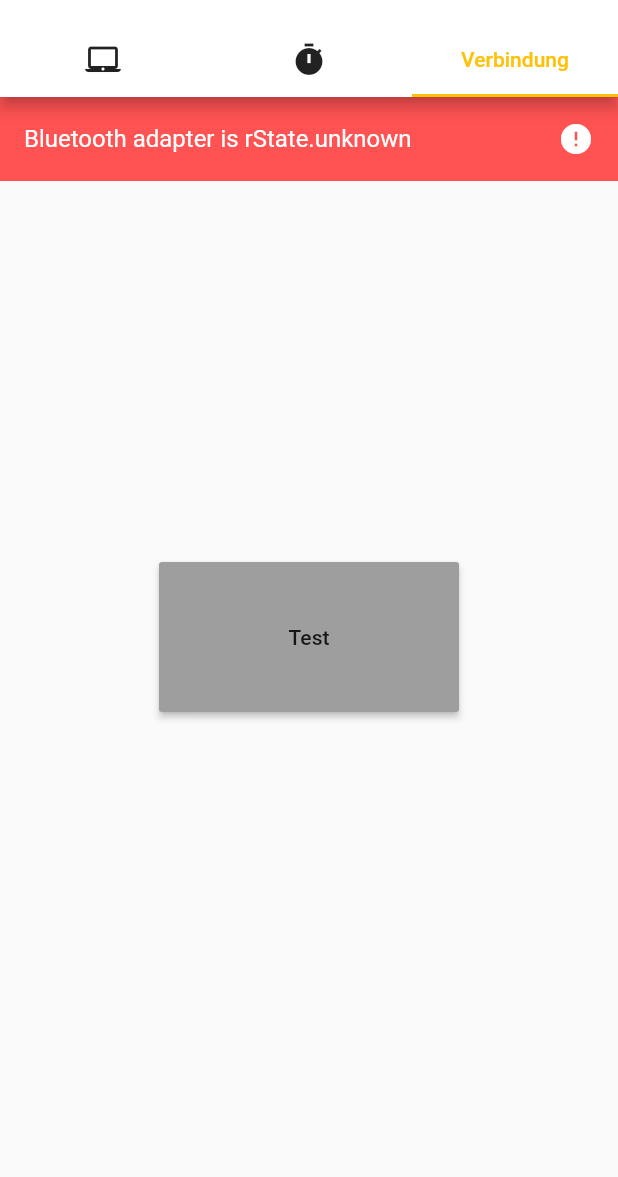
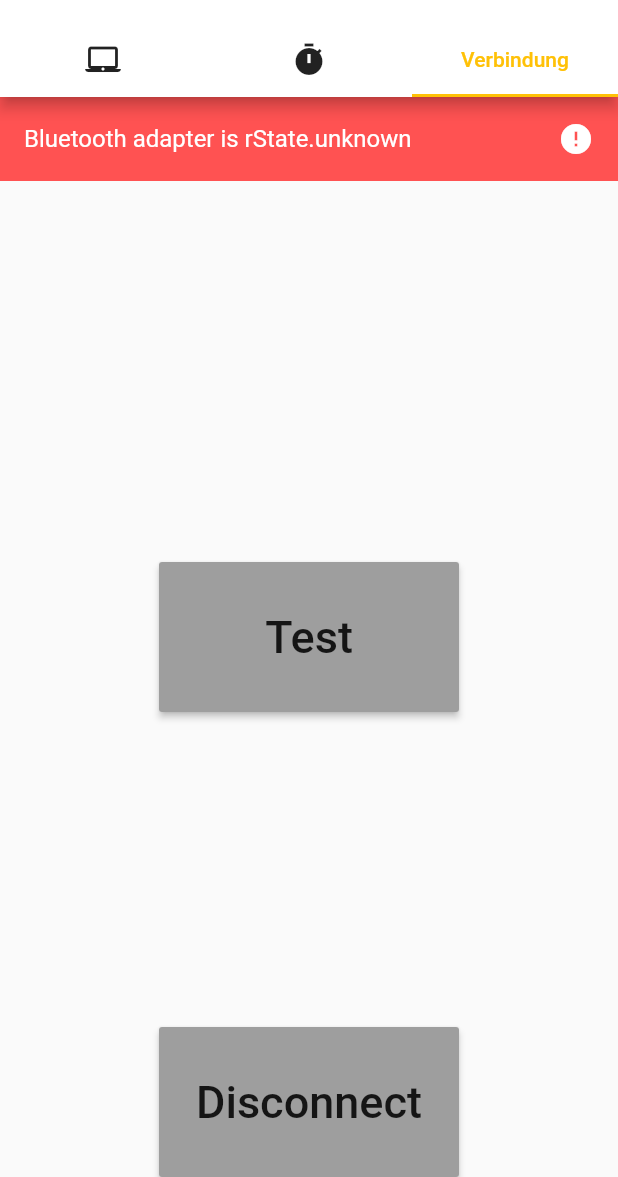
Before and after one commit to koehlerfelix/Wearable, a Flutter app: the screen it shows after launch, tab 3 chosen, on a phone screen of 412 x 824 dp, the part 59-1236 px from its top. Run offline on Flutter 3.47's test engine with Material 2 defaults, Android fonts, the phone set to English and light mode, and no system bars; our stand-ins replace flutter_blue, vibration.

Commit message:
add button for disconnection and bigger fontsize of test butoon

```diff
--- a/lib/Setting/connection.dart
+++ b/lib/Setting/connection.dart
@@ -347,14 +347,23 @@ class _FlutterBlueAppState extends State<FlutterBlueApp> with AutomaticKeepAlive
             new Align(
               alignment: Alignment.center,
               child: new MaterialButton(
-                child: new Text("Test"),
+                child: new Text("Test", style: TextStyle(fontSize: 30),),
                 onPressed: vibrate,
                 height: 100,
                 minWidth: 200,
                 color: Colors.grey,
               ),
-            )
-
+            ),
+            new Align(
+              alignment: Alignment.bottomCenter,
+              child: new MaterialButton(
+                child: new Text("Disconnect", style: TextStyle(fontSize: 30),),
+                onPressed: () => _disconnect(),
+                height: 100,
+                minWidth: 200,
+                color: Colors.grey,
+              ),
+            ),
           ],
         ),
       ),
```
